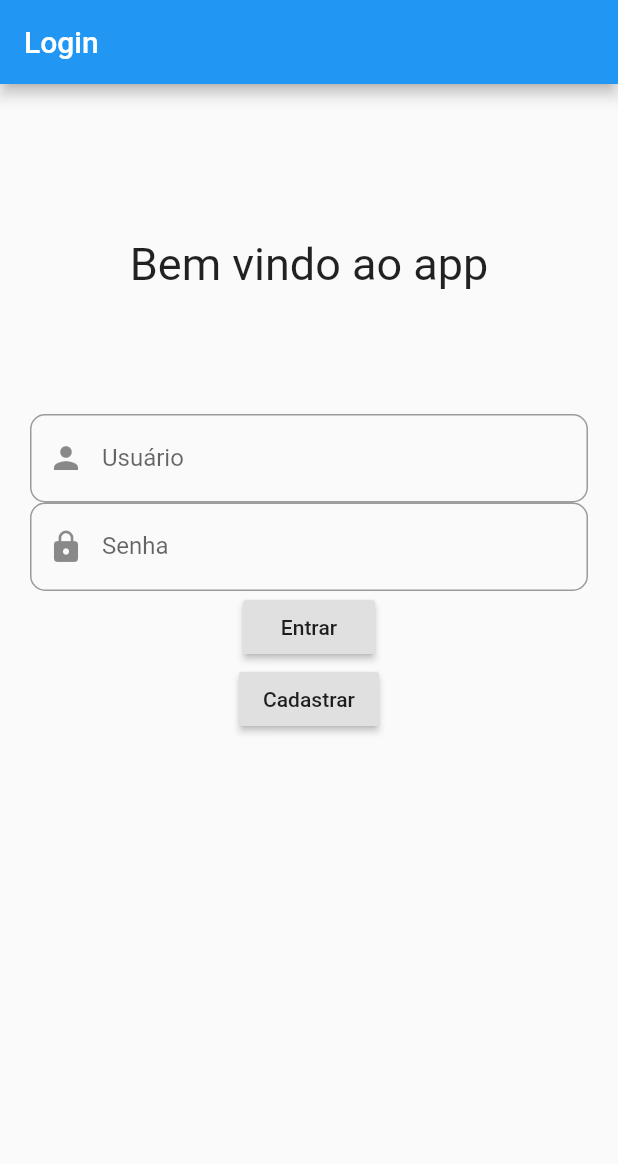
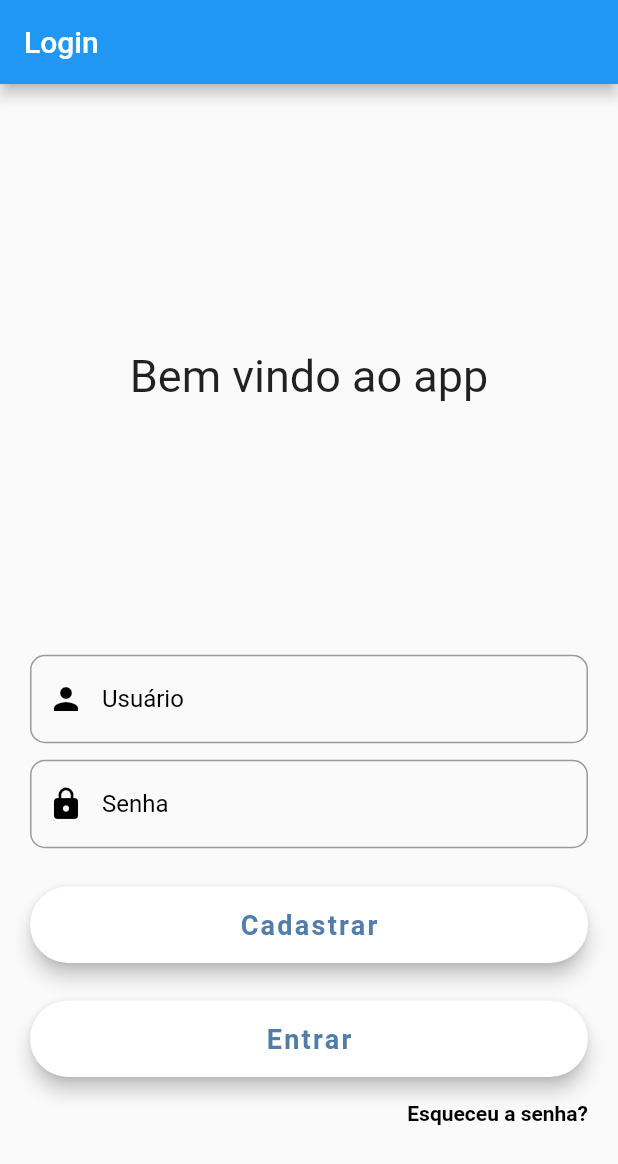
Before and after one commit to leomoita/Flutter, a Flutter app: the screen it shows after launch, on a phone screen of 412 x 824 dp. Shown: the top 1164 px of the screen. Run offline on Flutter 3.47's test engine with Material 2 defaults, Android fonts, the phone set to English and light mode, and no system bars; Roboto replaces fonts that are missing (OpenSans).

Commit message:
Correção Login e Cadastro

```diff
--- /dev/null
+++ b/projeto_parcial/lib/src/components/login.dart
@@ -0,0 +1,176 @@
+import 'package:flutter/material.dart';
+import 'package:projeto_parcial/utilities/constants.dart';
+
+class LoginPage extends StatefulWidget {
+  @override
+  _LoginPage createState() => _LoginPage();
+}
+
+class _LoginPage extends State<LoginPage> {
+  final _formkey = GlobalKey<FormState>();
+
+  Widget _buildLoginTF() {
+    return Column(
+      crossAxisAlignment: CrossAxisAlignment.start,
+      children: <Widget>[
+        SizedBox(height: 10.0),
+        Container(
+            alignment: Alignment.centerLeft,
+            height: 60.0,
+            decoration: kBoxDecorationStyle,
+            child: TextFormField(
+              decoration: InputDecoration(
+                labelText: 'Usuário',
+                labelStyle: TextStyle(
+                  color: Colors.black
+                ) ,
+                prefixIcon: Icon(Icons.person, color: Colors.black),
+                border: new OutlineInputBorder(
+                  borderRadius: const BorderRadius.all(
+                    const Radius.circular(10.0),
+                  ),
+                ),
+              ),
+              validator: (value) {
+                if (value.isEmpty) return 'Campo Obrigatório';
+                return null;
+              },
+            )),
+      ],
+    );
+  }
+
+  Widget _buildPasswordTF() {
+    return Column(
+      crossAxisAlignment: CrossAxisAlignment.start,
+      children: <Widget>[
+        SizedBox(height: 10.0),
+        Container(
+          alignment: Alignment.centerLeft,
+          height: 60.0,
+          child: TextFormField(
+            obscureText: true,
+            decoration: InputDecoration(
+              labelText: 'Senha',
+              labelStyle: TextStyle(
+                  color: Colors.black
+              ),
+              prefixIcon: Icon(Icons.lock, color: Colors.black),
+              border: new OutlineInputBorder(
+                borderRadius: const BorderRadius.all(
+                  const Radius.circular(10.0),
+                ),
+              ),
+            ),
+            validator: (value) {
+              if (value.isEmpty)
+                return 'Campo Obrigatório';
+              else if (value.length < 4)
+                return 'Senha muito curta. (Pelo menos 4 caracteres)';
+              return null;
+            },
+          ),
+        ),
+      ],
+    );
+  }
+
+  Widget _buildLoginBtn() {
+    return Container(
+      width: double.infinity,
+      child: RaisedButton(
+        elevation: 5.0,
+        onPressed: () {
+          if (_formkey.currentState.validate()) {}
+        },
+        padding: EdgeInsets.all(15.0),
+        shape: RoundedRectangleBorder(
+          borderRadius: BorderRadius.circular(30.0),
+        ),
+        color: Colors.white,
+        child: Text(
+          'Entrar',
+          style: TextStyle(
+            color: Color(0xFF527DAA),
+            letterSpacing: 1.5,
+            fontSize: 18.0,
+            fontWeight: FontWeight.bold,
+            fontFamily: 'OpenSans',
+          ),
+        ),
+      ),
+    );
+  }
+
+  Widget _buildCadastrarBtn() {
+    return Container(
+      padding: EdgeInsets.symmetric(vertical: 25.0),
+      width: double.infinity,
+      child: RaisedButton(
+        elevation: 5.0,
+        onPressed: () {
+          Navigator.pushNamed(context, '/cadastro');
+        },
+        padding: EdgeInsets.all(15.0),
+        shape: RoundedRectangleBorder(
+          borderRadius: BorderRadius.circular(30.0),
+        ),
+        color: Colors.white,
+        child: Text(
+          'Cadastrar',
+          style: TextStyle(
+            color: Color(0xFF527DAA),
+            letterSpacing: 1.5,
+            fontSize: 18.0,
+            fontWeight: FontWeight.bold,
+            fontFamily: 'OpenSans',
+          ),
+        ),
+      ),
+    );
+  }
+
+  Widget _buildEsqueceuSenhaBtn() {
+    return Container(
+      alignment: Alignment.centerRight,
+      child: FlatButton(
+        onPressed: () => print('Forgot Password Button Pressed'),
+        padding: EdgeInsets.only(right: 0.0),
+        child: Text(
+          'Esqueceu a senha?',
+          style: kLabelStyle,
+        ),
+      ),
+    );
+  }
+
+  @override
+  Widget build(BuildContext context) {
+    return Scaffold(
+      // backgroundColor: Colors.black,
+      appBar: AppBar(title: Text('Login')),
+      body: Container(
+        padding: EdgeInsets.all(20),
+        child: Form(
+          key: _formkey,
+          child: Column(
+            children: <Widget>[
+              Container(
+                height: 350,
+                child: Center(
+                  child:
+                      Text('Bem vindo ao app', style: TextStyle(fontSize: 30)),
+                ),
+              ),
+              _buildLoginTF(),
+              _buildPasswordTF(),
+              _buildCadastrarBtn(),
+              _buildLoginBtn(),
+              _buildEsqueceuSenhaBtn()
+            ],
+          ),
+        ),
+      ),
+    );
+  }
+}
--- a/projeto_parcial/lib/src/login.dart
+++ /dev/null
@@ -1,82 +0,0 @@
-import 'package:flutter/material.dart';
-
-class LoginPage extends StatefulWidget {
-  @override
-  _LoginPage createState() => _LoginPage();
-}
-
-class _LoginPage extends State<LoginPage> {
-  final _formkey = GlobalKey<FormState>();
-
-  @override
-  Widget build(BuildContext context) {
-    return Scaffold(
-      appBar: AppBar(title: Text('Login')),
-      body: Container(
-        padding: EdgeInsets.all(20),
-        child: Form(
-          key: _formkey,
-          child: Column(
-            children: <Widget>[
-              Container(
-                height: 200,
-                child: Center(
-                  child:
-                      Text('Bem vindo ao app', style: TextStyle(fontSize: 30)),
-                ),
-              ),
-              TextFormField(
-                decoration: InputDecoration(
-                  labelText: 'Usuário',
-                  prefixIcon: Icon(Icons.person),
-                  border: new OutlineInputBorder(
-                    borderRadius: const BorderRadius.all(
-                      const Radius.circular(10.0),
-                    ),
-                  ),
-                ),
-                validator: (value) {
-                  if (value.isEmpty) return 'Campo Obrigatório';
-                  return null;
-                },
-              ),
-              TextFormField(
-                obscureText: true,
-                decoration: InputDecoration(
-                  labelText: 'Senha',
-                  prefixIcon: Icon(Icons.lock),
-                  border: new OutlineInputBorder(
-                    borderRadius: const BorderRadius.all(
-                      const Radius.circular(10.0),
-                    ),
-                  ),
-                ),
-                validator: (value) {
-                  if (value.isEmpty)
-                    return 'Campo Obrigatório';
-                  else if (value.length < 4)
-                    return 'Senha muito curta. (Pelo menos 4 caracteres)';
-                  return null;
-                },
-              ),
-
-
-              RaisedButton(
-                child: Text('Entrar'),
-                onPressed: () {
-                  if (_formkey.currentState.validate()) {}
-                },
-              ),
-              RaisedButton(
-                child: Text('Cadastrar'),
-                onPressed: () {
-                  Navigator.pushNamed(context, '/cadastro');
-                },
-              )
-            ],
-          ),
-        ),
-      ),
-    );
-  }
-}
--- /dev/null
+++ b/projeto_parcial/lib/utilities/constants.dart
@@ -0,0 +1,25 @@
+import 'package:flutter/material.dart';
+
+final kHintTextStyle = TextStyle(
+  color: Colors.black,
+  fontFamily: 'OpenSans',
+);
+
+final kLabelStyle = TextStyle(
+  color: Colors.black,
+  fontWeight: FontWeight.bold,
+  fontFamily: 'OpenSans',
+);
+
+final kBoxDecorationStyle = BoxDecoration(
+  // color: Colors.white,
+  // borderRadius: BorderRadius.all(
+  //   const Radius.circular(10.0),
+  // ),
+  // boxShadow: [
+  //   BoxShadow(
+  //     blurRadius: 6.0,
+  //     offset: Offset(0, 2),
+  //   ),
+  // ],
+);
```
Also changed, not shown: projeto_parcial/lib/main.dart (+4 -4 lines), projeto_parcial/lib/src/components/cadastro.dart (renamed from projeto_parcial/lib/src/cadastro.dart, +74 -51 lines), projeto_parcial/lib/src/components/home.dart (renamed from projeto_parcial/lib/src/home.dart).
